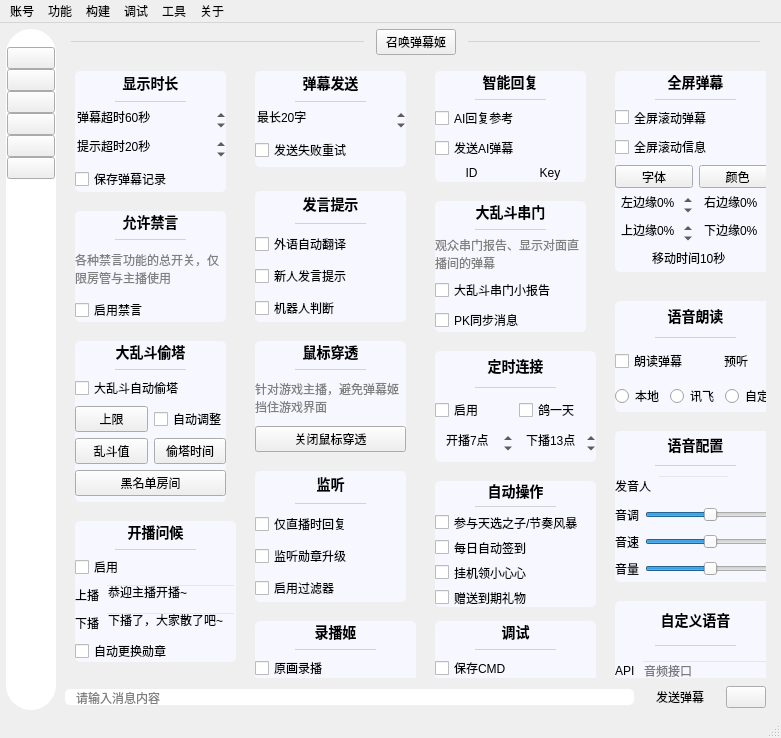
This is mainwindow/mainwindow.ui in iwxyi/Bilibili-MagicalDanmaku as Qt 5 draws it before an edit. The edited form follows.
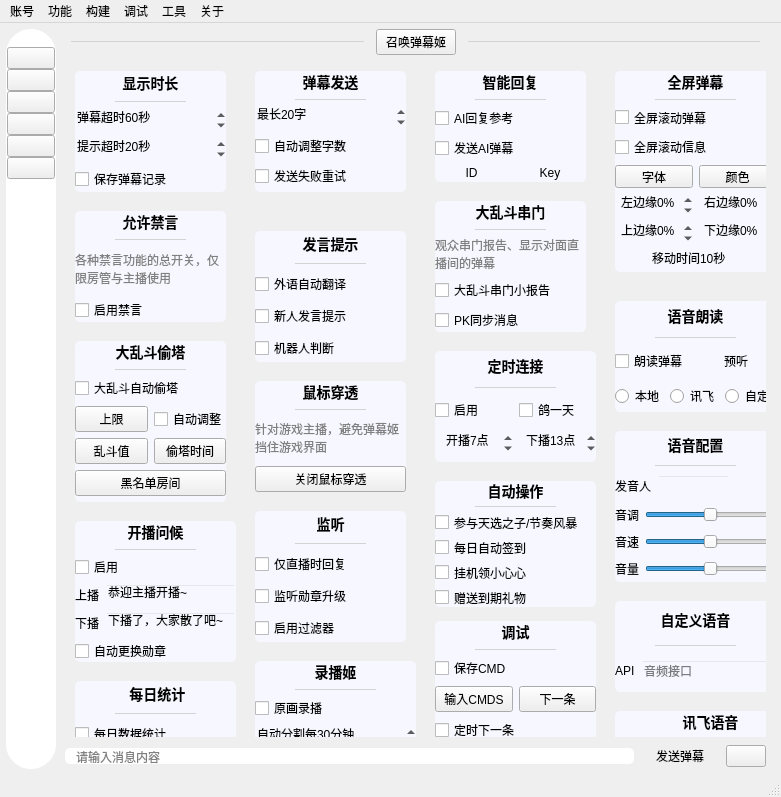
This is the edited form. The open tabs and pages were chosen to show the change. Icons and pictures are not drawn. Custom widgets are drawn as their Qt base class.

Commit message: 添加自动调整弹幕字数上限

What changed in the file:
```diff
--- a/mainwindow/mainwindow.ui
+++ b/mainwindow/mainwindow.ui
@@ -7,7 +7,7 @@
     <x>0</x>
     <y>0</y>
     <width>781</width>
-    <height>738</height>
+    <height>797</height>
    </rect>
   </property>
   <property name="windowTitle">
@@ -198,7 +198,7 @@
     <item>
      <widget class="QStackedWidget" name="stackedWidget">
       <property name="currentIndex">
-       <number>2</number>
+       <number>1</number>
       </property>
       <widget class="QWidget" name="roomPage">
        <layout class="QHBoxLayout" name="horizontalLayout_65">
@@ -1220,8 +1220,8 @@
             <rect>
              <x>0</x>
              <y>0</y>
-             <width>61</width>
-             <height>16</height>
+             <width>701</width>
+             <height>659</height>
             </rect>
            </property>
            <property name="styleSheet">
@@ -1381,7 +1381,7 @@
               <x>190</x>
               <y>10</y>
               <width>151</width>
-              <height>96</height>
+              <height>121</height>
              </rect>
             </property>
             <property name="styleSheet">
@@ -1476,6 +1476,16 @@
                </property>
               </widget>
              </item>
+             <item>
+              <widget class="QCheckBox" name="adjustDanmakuLongestCheck">
+               <property name="toolTip">
+                <string>根据UL等级和大航海等级，自动调整弹幕字数上限</string>
+               </property>
+               <property name="text">
+                <string>自动调整字数</string>
+               </property>
+              </widget>
+             </item>
              <item>
               <widget class="QCheckBox" name="retryFailedDanmuCheck">
                <property name="toolTip">
@@ -1613,7 +1623,7 @@
             <property name="geometry">
              <rect>
               <x>190</x>
-              <y>130</y>
+              <y>170</y>
               <width>151</width>
               <height>131</height>
              </rect>
@@ -2025,7 +2035,7 @@
             <property name="geometry">
              <rect>
               <x>190</x>
-              <y>280</y>
+              <y>320</y>
               <width>151</width>
               <height>111</height>
              </rect>
@@ -2501,7 +2511,7 @@
             <property name="geometry">
              <rect>
               <x>190</x>
-              <y>410</y>
+              <y>450</y>
               <width>151</width>
               <height>131</height>
              </rect>
@@ -2594,7 +2604,7 @@
             <property name="geometry">
              <rect>
               <x>190</x>
-              <y>560</y>
+              <y>600</y>
               <width>161</width>
               <height>91</height>
              </rect>
@@ -2813,7 +2823,7 @@
             <property name="geometry">
              <rect>
               <x>190</x>
-              <y>670</y>
+              <y>710</y>
               <width>161</width>
               <height>111</height>
              </rect>
@@ -6554,7 +6564,7 @@
              <item>
               <widget class="QLabel" name="tenCardLabel2">
                <property name="text">
-                <string>&lt;html&gt;&lt;head/&gt;&lt;body&gt;&lt;p&gt;本程序由&lt;a href=&quot;https://github.com/iwxyi&quot;&gt;&lt;span style=&quot;text-decoration: none; color:#8cc2d4;&quot;&gt;心乂&lt;/span&gt;&lt;/a&gt;随手开发，仅供个人学习、研究之用。&lt;/p&gt;&lt;p&gt;内部研讨群: &lt;a href=&quot;this://copy_qq&quot;&gt;&lt;span style=&quot;text-decoration: none; color:#8cc2d4;&quot;&gt;1038738410&lt;/span&gt;&lt;/a&gt;&lt;/p&gt;&lt;p&gt;若觉得好用，&lt;a href=&quot;this://donation&quot;&gt;&lt;span style=&quot;text-decoration: none; color:#8cc2d4;&quot;&gt;请开发者恰顿饭&lt;/span&gt;&lt;/a&gt;吧&lt;/p&gt;&lt;/body&gt;&lt;/html&gt;</string>
+                <string>&lt;html&gt;&lt;head/&gt;&lt;body&gt;&lt;p&gt;本程序由&lt;a href=&quot;https://github.com/iwxyi&quot;&gt;&lt;span style=&quot;text-decoration: none; color:#8cc2d4;&quot;&gt;心乂&lt;/span&gt;&lt;/a&gt;随手开发，仅供个人学习、研究之用。&lt;/p&gt;&lt;p&gt;内部研讨群: &lt;a target=&quot;_blank&quot; href=&quot;https://qm.qq.com/cgi-bin/qm/qr?k=aEmgi6tVdIvdxzxJ27Fwc6Feootcr7XO&amp;jump_from=webapi&quot;&gt;&lt;span style=&quot;text-decoration: none; color:#8cc2d4;&quot;&gt;1038738410&lt;/span&gt;&lt;/a&gt;&lt;/p&gt;&lt;p&gt;若觉得好用，&lt;a href=&quot;this://donation&quot;&gt;&lt;span style=&quot;text-decoration: none; color:#8cc2d4;&quot;&gt;请开发者恰顿饭&lt;/span&gt;&lt;/a&gt;吧&lt;/p&gt;&lt;/body&gt;&lt;/html&gt;</string>
                </property>
                <property name="wordWrap">
                 <bool>true</bool>
```
The commit also changes 2 other files.
